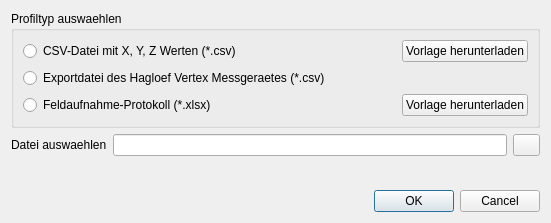
Qt form gui/surveyImportDialog.ui (piMoll/SEILAPLAN) before a commit.
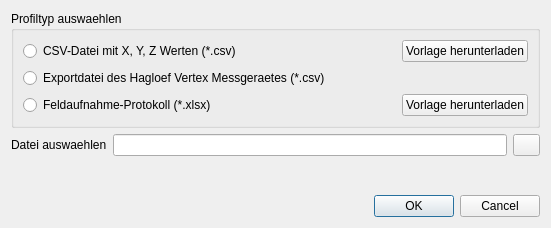
The same form after that commit. Icons and pictures are not drawn.

Commit message: Migrate ui files, change icon path, remove resources.qrc

Patch:
```diff
--- a/gui/surveyImportDialog.ui
+++ b/gui/surveyImportDialog.ui
@@ -7,7 +7,7 @@
     <x>0</x>
     <y>0</y>
     <width>551</width>
-    <height>223</height>
+    <height>228</height>
    </rect>
   </property>
   <property name="windowTitle">
```
Left out of the diff: 8 changed lines with no effect on the pictures. The commit also changes 4 other files.
